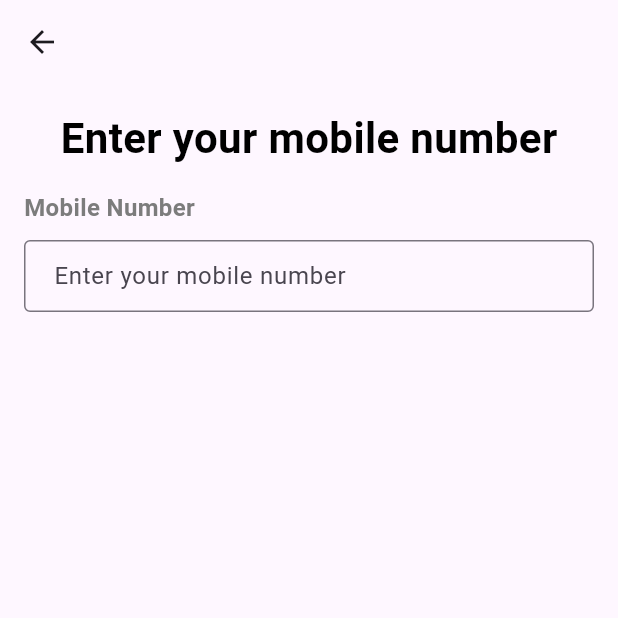
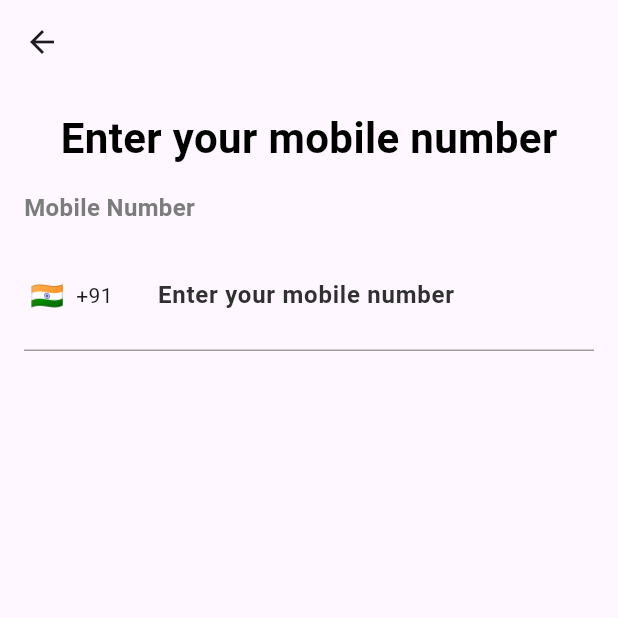
Before and after one commit to mazenelgaml/nectar, a Flutter app: the EnterYourMobile screen opened directly, on a phone screen of 412 x 824 dp, the top half of it. Run offline on Flutter 3.47's test engine with Material 3 defaults, Android fonts, the phone set to English and light mode, and no system bars; drawn by our look-alikes of intl_phone_field; our stand-ins replace get.

Commit message:
entermobile

```diff
--- a/lib/screens/enteryourmobile/enter_your_mobile.dart
+++ b/lib/screens/enteryourmobile/enter_your_mobile.dart
@@ -1,5 +1,7 @@
 import 'package:flutter/material.dart';
 import 'package:get/get.dart'; // Import GetX if you're using it for navigation
+import 'package:intl_phone_field/intl_phone_field.dart';
+// Import the package
 
 class EnterYourMobile extends StatefulWidget {
   const EnterYourMobile({super.key});
@@ -9,14 +11,12 @@ class EnterYourMobile extends StatefulWidget {
 }
 
 class _EnterYourMobileState extends State<EnterYourMobile> {
-  // FocusNode to manage the focus state of the TextFormField
   final FocusNode _focusNode = FocusNode();
   bool _isButtonVisible = false;
 
   @override
   void initState() {
     super.initState();
-    // Add a listener to the FocusNode to update the button visibility
     _focusNode.addListener(() {
       setState(() {
         _isButtonVisible = _focusNode.hasFocus;
@@ -26,7 +26,7 @@ class _EnterYourMobileState extends State<EnterYourMobile> {
 
   @override
   void dispose() {
-    _focusNode.dispose(); // Dispose the FocusNode when the widget is removed
+    _focusNode.dispose();
     super.dispose();
   }
 
@@ -61,32 +61,49 @@ class _EnterYourMobileState extends State<EnterYourMobile> {
               ),
             ),
             SizedBox(height: 10),
-            TextFormField(
-              focusNode: _focusNode, // Attach the FocusNode to the TextFormField
-              keyboardType: TextInputType.phone,
+            IntlPhoneField(
+              showDropdownIcon: false,
+              disableLengthCheck: true,
               decoration: InputDecoration(
-                border: OutlineInputBorder(),
-                hintText: "Enter your mobile number",
-                contentPadding: EdgeInsets.symmetric(horizontal: 16.0, vertical: 10.0),
+                contentPadding: EdgeInsets.symmetric(vertical: 25, horizontal: 12),
+                hintText: "    Enter your mobile number",
+                hintStyle: TextStyle(
+                  fontWeight: FontWeight.w600,
+                  fontSize: 16,
+                  color: Color(0xff303030),
+                ),
+                border: UnderlineInputBorder(
+                  borderSide: BorderSide(color: Colors.transparent),
+                ),
+                enabledBorder: UnderlineInputBorder(
+                  borderSide: BorderSide(color: Colors.grey),
+                ),
+                focusedBorder: UnderlineInputBorder(
+                  borderSide: BorderSide(color: Colors.blue),
+                ),
               ),
+              initialCountryCode: 'IN', // Correct parameter for initial country code
+              onChanged: (phone) {
+                // Print the complete number or use it as needed
+                print(phone.completeNumber);
+              },
             ),
-            SizedBox(height: 20), // Space between the TextFormField and the button
+            SizedBox(height: 20),
             if (_isButtonVisible)
               Align(
                 alignment: Alignment.centerRight,
                 child: GestureDetector(
                   onTap: () {
-
+                    // Handle the navigation action here
                   },
                   child: CircleAvatar(
-                    radius: 33.5, // This sets the width and height to 67
+                    radius: 33.5,
                     backgroundColor: Color(0xff53B175),
                     child: Icon(
                       Icons.arrow_forward_ios,
                       color: Colors.white,
                     ),
-                  )
-
+                  ),
                 ),
               ),
           ],
@@ -95,5 +112,3 @@ class _EnterYourMobileState extends State<EnterYourMobile> {
     );
   }
 }
-
-// Example next screen (replace with your actual screen)
--- a/lib/screens/sign_in_screen/sign_in_screen.dart
+++ b/lib/screens/sign_in_screen/sign_in_screen.dart
@@ -1,6 +1,7 @@
 import 'package:flutter/material.dart';
 import 'package:get/get.dart';
 import 'package:intl_phone_field/intl_phone_field.dart';
+
 
 class SignInScreen extends StatelessWidget {
   const SignInScreen({super.key});
```
